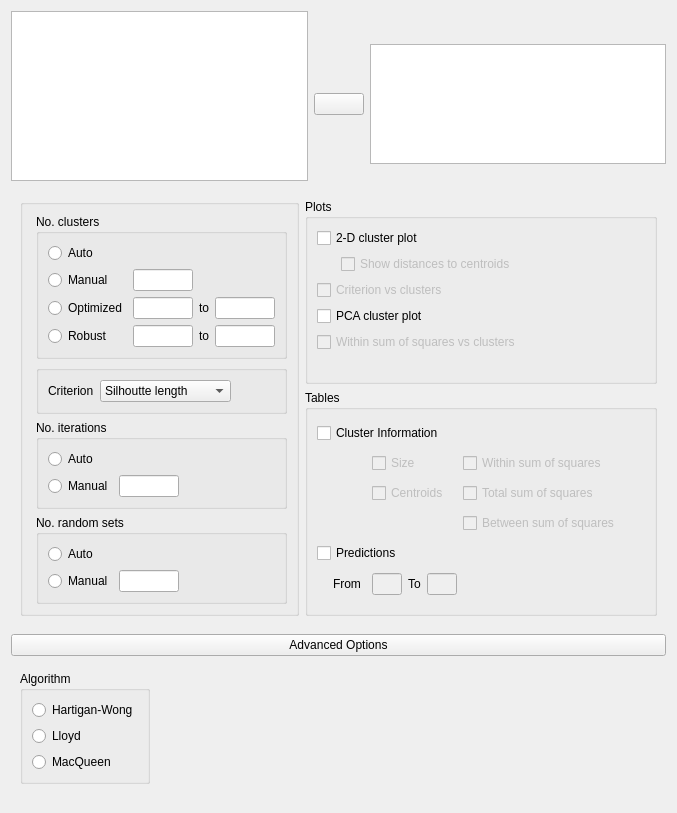
Above: JASP-Desktop/analysisforms/MachineLearning/mlclusteringkmeansform.ui from jasp-stats/jasp-desktop before the change. Below: the same form after it.
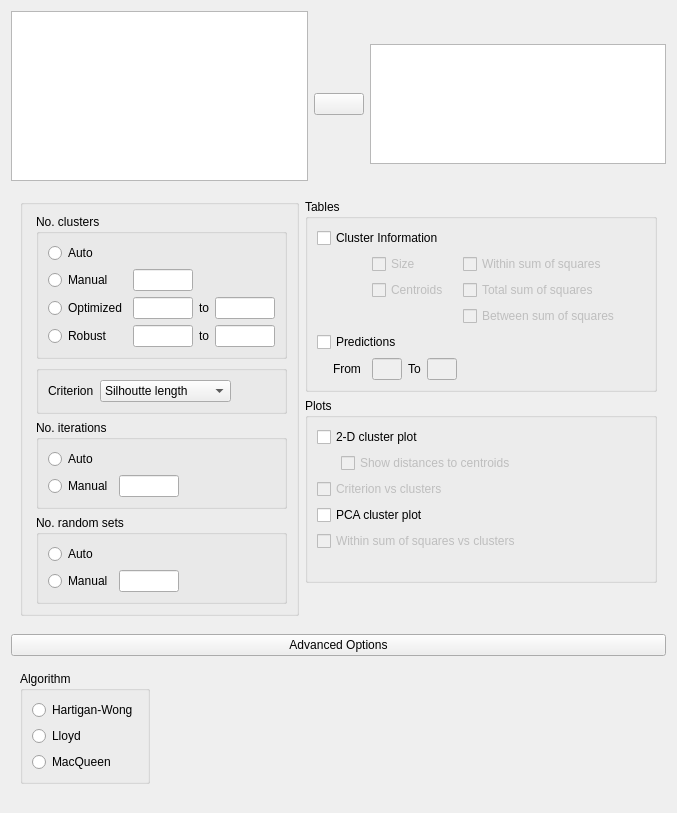
That is the form after the change. Custom widgets are drawn as their Qt base class.

Commit message: switched plot and table regions kmeans

```diff
--- a/JASP-Desktop/analysisforms/MachineLearning/mlclusteringkmeansform.ui
+++ b/JASP-Desktop/analysisforms/MachineLearning/mlclusteringkmeansform.ui
@@ -523,137 +523,6 @@
        </widget>
       </item>
       <item row="0" column="3">
-       <widget class="GroupBox" name="plots">
-        <property name="title">
-         <string>Plots</string>
-        </property>
-        <layout class="QGridLayout" name="gridLayout_6">
-         <item row="0" column="0" colspan="2">
-          <widget class="BoundCheckBox" name="plot2dCluster">
-           <property name="sizePolicy">
-            <sizepolicy hsizetype="Fixed" vsizetype="Fixed">
-             <horstretch>0</horstretch>
-             <verstretch>0</verstretch>
-            </sizepolicy>
-           </property>
-           <property name="text">
-            <string>2-D cluster plot</string>
-           </property>
-          </widget>
-         </item>
-         <item row="1" column="0">
-          <widget class="QWidget" name="widget" native="true">
-           <property name="minimumSize">
-            <size>
-             <width>10</width>
-             <height>0</height>
-            </size>
-           </property>
-           <property name="maximumSize">
-            <size>
-             <width>10</width>
-             <height>16777215</height>
-            </size>
-           </property>
-          </widget>
-         </item>
-         <item row="1" column="1">
-          <widget class="BoundCheckBox" name="plot2dClusterCentroids">
-           <property name="enabled">
-            <bool>false</bool>
-           </property>
-           <property name="sizePolicy">
-            <sizepolicy hsizetype="Fixed" vsizetype="Fixed">
-             <horstretch>0</horstretch>
-             <verstretch>0</verstretch>
-            </sizepolicy>
-           </property>
-           <property name="text">
-            <string>Show distances to centroids</string>
-           </property>
-          </widget>
-         </item>
-         <item row="1" column="2" rowspan="2">
-          <spacer name="horizontalSpacer_6">
-           <property name="orientation">
-            <enum>Qt::Horizontal</enum>
-           </property>
-           <property name="sizeHint" stdset="0">
-            <size>
-             <width>161</width>
-             <height>20</height>
-            </size>
-           </property>
-          </spacer>
-         </item>
-         <item row="2" column="0" colspan="2">
-          <widget class="BoundCheckBox" name="plotCriterionVsClusters">
-           <property name="enabled">
-            <bool>false</bool>
-           </property>
-           <property name="sizePolicy">
-            <sizepolicy hsizetype="Fixed" vsizetype="Fixed">
-             <horstretch>0</horstretch>
-             <verstretch>0</verstretch>
-            </sizepolicy>
-           </property>
-           <property name="text">
-            <string>Criterion vs clusters</string>
-           </property>
-          </widget>
-         </item>
-         <item row="3" column="0" colspan="2">
-          <widget class="BoundCheckBox" name="plotPCACluster">
-           <property name="sizePolicy">
-            <sizepolicy hsizetype="Fixed" vsizetype="Fixed">
-             <horstretch>0</horstretch>
-             <verstretch>0</verstretch>
-            </sizepolicy>
-           </property>
-           <property name="text">
-            <string>PCA cluster plot</string>
-           </property>
-          </widget>
-         </item>
-         <item row="4" column="0" colspan="2">
-          <widget class="BoundCheckBox" name="plotPCAClusterSquares">
-           <property name="enabled">
-            <bool>false</bool>
-           </property>
-           <property name="sizePolicy">
-            <sizepolicy hsizetype="Fixed" vsizetype="Fixed">
-             <horstretch>0</horstretch>
-             <verstretch>0</verstretch>
-            </sizepolicy>
-           </property>
-           <property name="text">
-            <string>Within sum of squares vs clusters</string>
-           </property>
-          </widget>
-         </item>
-         <item row="5" column="0">
-          <widget class="QLabel" name="label_17">
-           <property name="minimumSize">
-            <size>
-             <width>10</width>
-             <height>0</height>
-            </size>
-           </property>
-           <property name="maximumSize">
-            <size>
-             <width>10</width>
-             <height>16777215</height>
-            </size>
-           </property>
-           <property name="text">
-            <string/>
-           </property>
-          </widget>
-         </item>
-        </layout>
-       </widget>
-      </item>
-      <item row="1" column="3" rowspan="2">
        <widget class="GroupBox" name="tables">
         <property name="title">
          <string>Tables</string>
@@ -868,6 +737,137 @@
         </layout>
        </widget>
       </item>
+      <item row="1" column="3">
+       <widget class="GroupBox" name="plots">
+        <property name="title">
+         <string>Plots</string>
+        </property>
+        <layout class="QGridLayout" name="gridLayout_6">
+         <item row="0" column="0" colspan="2">
+          <widget class="BoundCheckBox" name="plot2dCluster">
+           <property name="sizePolicy">
+            <sizepolicy hsizetype="Fixed" vsizetype="Fixed">
+             <horstretch>0</horstretch>
+             <verstretch>0</verstretch>
+            </sizepolicy>
+           </property>
+           <property name="text">
+            <string>2-D cluster plot</string>
+           </property>
+          </widget>
+         </item>
+         <item row="1" column="0">
+          <widget class="QWidget" name="widget" native="true">
+           <property name="minimumSize">
+            <size>
+             <width>10</width>
+             <height>0</height>
+            </size>
+           </property>
+           <property name="maximumSize">
+            <size>
+             <width>10</width>
+             <height>16777215</height>
+            </size>
+           </property>
+          </widget>
+         </item>
+         <item row="1" column="1">
+          <widget class="BoundCheckBox" name="plot2dClusterCentroids">
+           <property name="enabled">
+            <bool>false</bool>
+           </property>
+           <property name="sizePolicy">
+            <sizepolicy hsizetype="Fixed" vsizetype="Fixed">
+             <horstretch>0</horstretch>
+             <verstretch>0</verstretch>
+            </sizepolicy>
+           </property>
+           <property name="text">
+            <string>Show distances to centroids</string>
+           </property>
+          </widget>
+         </item>
+         <item row="1" column="2" rowspan="2">
+          <spacer name="horizontalSpacer_6">
+           <property name="orientation">
+            <enum>Qt::Horizontal</enum>
+           </property>
+           <property name="sizeHint" stdset="0">
+            <size>
+             <width>161</width>
+             <height>20</height>
+            </size>
+           </property>
+          </spacer>
+         </item>
+         <item row="2" column="0" colspan="2">
+          <widget class="BoundCheckBox" name="plotCriterionVsClusters">
+           <property name="enabled">
+            <bool>false</bool>
+           </property>
+           <property name="sizePolicy">
+            <sizepolicy hsizetype="Fixed" vsizetype="Fixed">
+             <horstretch>0</horstretch>
+             <verstretch>0</verstretch>
+            </sizepolicy>
+           </property>
+           <property name="text">
+            <string>Criterion vs clusters</string>
+           </property>
+          </widget>
+         </item>
+         <item row="3" column="0" colspan="2">
+          <widget class="BoundCheckBox" name="plotPCACluster">
+           <property name="sizePolicy">
+            <sizepolicy hsizetype="Fixed" vsizetype="Fixed">
+             <horstretch>0</horstretch>
+             <verstretch>0</verstretch>
+            </sizepolicy>
+           </property>
+           <property name="text">
+            <string>PCA cluster plot</string>
+           </property>
+          </widget>
+         </item>
+         <item row="4" column="0" colspan="2">
+          <widget class="BoundCheckBox" name="plotPCAClusterSquares">
+           <property name="enabled">
+            <bool>false</bool>
+           </property>
+           <property name="sizePolicy">
+            <sizepolicy hsizetype="Fixed" vsizetype="Fixed">
+             <horstretch>0</horstretch>
+             <verstretch>0</verstretch>
+            </sizepolicy>
+           </property>
+           <property name="text">
+            <string>Within sum of squares vs clusters</string>
+           </property>
+          </widget>
+         </item>
+         <item row="5" column="0">
+          <widget class="QLabel" name="label_17">
+           <property name="minimumSize">
+            <size>
+             <width>10</width>
+             <height>0</height>
+            </size>
+           </property>
+           <property name="maximumSize">
+            <size>
+             <width>10</width>
+             <height>16777215</height>
+            </size>
+           </property>
+           <property name="text">
+            <string/>
+           </property>
+          </widget>
+         </item>
+        </layout>
+       </widget>
+      </item>
      </layout>
     </widget>
    </item>
```
